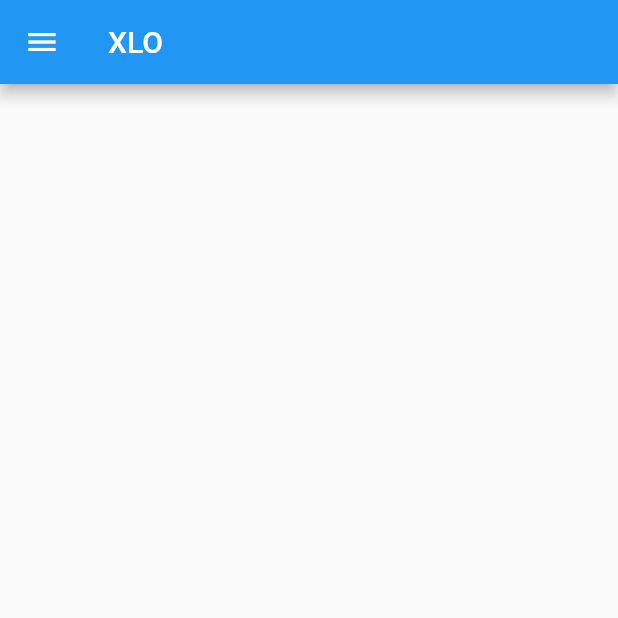
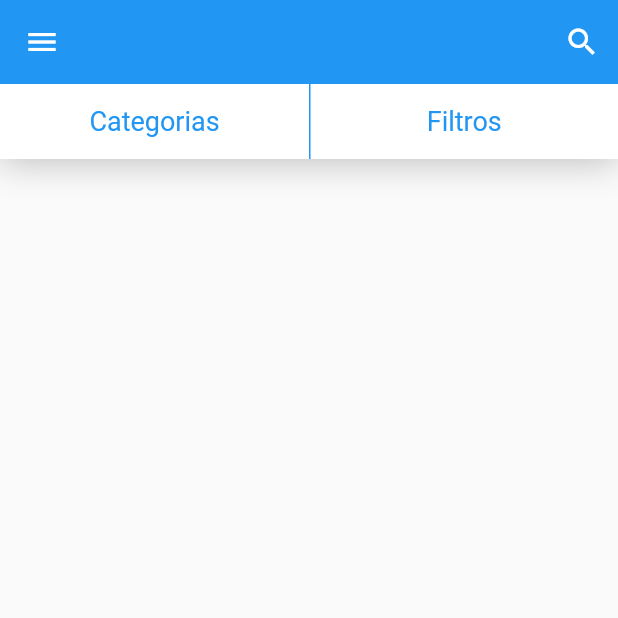
Before and after one commit to souzaleandror/xlo, a Flutter app: the screen it shows after launch, on a phone screen of 412 x 824 dp, the top half of it. Run offline on Flutter 3.47's test engine with Material 2 defaults, Android fonts, the phone set to English and light mode, and no system bars; our stand-ins replace rxdart.

Commit message:
Update 20%

```diff
--- /dev/null
+++ b/lib/blocs/home_bloc.dart
@@ -0,0 +1,15 @@
+import 'package:rxdart/rxdart.dart';
+
+class HomeBloc {
+  final BehaviorSubject<String> _searchController = BehaviorSubject<String>();
+
+  Stream<String> get outSearch => _searchController.stream;
+
+  void setSearch(String search) {
+    _searchController.add(search);
+  }
+
+  void dispose() {
+    _searchController.close();
+  }
+}
--- a/lib/main.dart
+++ b/lib/main.dart
@@ -2,6 +2,8 @@ import 'package:flutter/material.dart';
 import 'package:provider/provider.dart';
 import 'package:xlo/blocs/drawer_bloc.dart';
 import 'package:xlo/screens/base_screen.dart';
+
+import 'blocs/home_bloc.dart';
 
 void main() => runApp(MyApp());
 
@@ -13,7 +15,11 @@ class MyApp extends StatelessWidget {
         Provider<DrawerBloc>(
           create: (_) => DrawerBloc(),
           dispose: (context, value) => value.dispose(),
-        )
+        ),
+        Provider<HomeBloc>(
+          create: (_) => HomeBloc(),
+          dispose: (context, value) => value.dispose(),
+        ),
       ],
       child: MaterialApp(
         title: 'XLO',
--- a/lib/screens/base_screen.dart
+++ b/lib/screens/base_screen.dart
@@ -25,10 +25,11 @@ class _BaseScreenState extends State<BaseScreen> {
     if (_drawerBloc != drawerBloc) {
       _drawerBloc = drawerBloc;
 
-
       _drawerSubscription?.cancel();
       _drawerSubscription = _drawerBloc.outPage.listen((page) {
-        _pageController.jumpToPage(page);
+        try {
+          _pageController.jumpToPage(page);
+        } catch (e) {}
       });
     }
   }
@@ -38,7 +39,6 @@ class _BaseScreenState extends State<BaseScreen> {
     // TODO: implement dispose
     _drawerSubscription.cancel();
     super.dispose();
-
   }
 
   @override
@@ -47,6 +47,7 @@ class _BaseScreenState extends State<BaseScreen> {
 
     return Scaffold(
       body: PageView(
+        controller: _pageController,
         physics: const NeverScrollableScrollPhysics(),
         children: <Widget>[
           HomeScreen(),
--- a/lib/screens/home/home_screen.dart
+++ b/lib/screens/home/home_screen.dart
@@ -1,5 +1,9 @@
 import 'package:flutter/material.dart';
+import 'package:provider/provider.dart';
+import 'package:xlo/blocs/home_bloc.dart';
 import 'package:xlo/common/custom_drawer/custom_drawer.dart';
+import 'package:xlo/screens/home/widgets/search_dialog.dart';
+import 'package:xlo/screens/home/widgets/top_bar.dart';
 
 class HomeScreen extends StatefulWidget {
   @override
@@ -7,13 +11,81 @@ class HomeScreen extends StatefulWidget {
 }
 
 class _HomeScreenState extends State<HomeScreen> {
+  HomeBloc _homeBloc;
+
+  @override
+  void didChangeDependencies() {
+    super.didChangeDependencies();
+
+    final HomeBloc homeBloc = Provider.of<HomeBloc>(context);
+    if (homeBloc != _homeBloc) _homeBloc = homeBloc;
+  }
+
   @override
   Widget build(BuildContext context) {
+    _openSearch(String currentSearch) async {
+      final String search = await showDialog(
+          context: context,
+          builder: (context) => SearchDialog(currentSearch: currentSearch));
+      if (search != null) {
+        _homeBloc.setSearch(search);
+      }
+    }
+
     return Scaffold(
       appBar: AppBar(
-        title: Text("XLO"),
+        elevation: 0,
+        title: StreamBuilder<String>(
+          stream: _homeBloc.outSearch,
+          initialData: "",
+          builder: (context, snapshot) {
+            if (snapshot.data.isEmpty) {
+              return Container();
+            } else {
+              return GestureDetector(
+                onTap: () => _openSearch(snapshot.data),
+                child: LayoutBuilder(
+                  builder: (context, constraints) {
+                    return Container(
+                      child: Text(snapshot.data),
+                      width: constraints.biggest.width,
+                    );
+                  },
+                ),
+              );
+            }
+          },
+        ),
+        actions: <Widget>[
+          StreamBuilder<String>(
+            stream: _homeBloc.outSearch,
+            initialData: "",
+            builder: (context, snapshot) {
+              if (snapshot.data.isEmpty) {
+                return IconButton(
+                  icon: Icon(Icons.search),
+                  onPressed: () {
+                    _openSearch("");
+                  },
+                );
+              } else {
+                return IconButton(
+                  icon: Icon(Icons.close),
+                  onPressed: () {
+                    _homeBloc.setSearch('');
+                  },
+                );
+              }
+            },
+          )
+        ],
       ),
       drawer: CustomDrawer(),
+      body: Column(
+        children: <Widget>[
+          TopBar(),
+        ],
+      ),
     );
   }
 }
--- /dev/null
+++ b/lib/screens/home/widgets/bar_button.dart
@@ -0,0 +1,33 @@
+import 'package:flutter/material.dart';
+
+class BarButton extends StatelessWidget {
+  final BoxDecoration boxDecoration;
+  final String label;
+  final VoidCallback onPressed;
+
+  const BarButton({this.label, this.boxDecoration, this.onPressed});
+
+  @override
+  Widget build(BuildContext context) {
+    return Expanded(
+      child: GestureDetector(
+        onTap: onPressed,
+        child: Container(
+          height: 50,
+          alignment: Alignment.center,
+          padding: const EdgeInsets.symmetric(horizontal: 16),
+          decoration: boxDecoration,
+          child: Text(
+            label,
+            overflow: TextOverflow.ellipsis,
+            style: TextStyle(
+              color: Colors.blue,
+              fontSize: 18,
+              fontWeight: FontWeight.w400
+            ),
+          ),
+        ),
+      ),
+    );
+  }
+}
--- /dev/null
+++ b/lib/screens/home/widgets/top_bar.dart
@@ -0,0 +1,33 @@
+import 'package:flutter/material.dart';
+import 'package:xlo/screens/filter/filter_screen.dart';
+import 'package:xlo/screens/home/widgets/bar_button.dart';
+
+class TopBar extends StatelessWidget {
+  @override
+  Widget build(BuildContext context) {
+    return Container(
+      decoration: BoxDecoration(boxShadow: [
+        BoxShadow(
+            color: Colors.grey[400], blurRadius: 20.0, offset: Offset(0, 2)),
+      ]),
+      child: Row(
+        children: <Widget>[
+          BarButton(
+            label: "Categorias",
+            boxDecoration: BoxDecoration(color: Colors.white),
+            onPressed: () {},
+          ),
+          BarButton(
+            label: "Filtros",
+            boxDecoration: BoxDecoration(
+                color: Colors.white,
+                border: Border(left: BorderSide(color: Colors.blue))),
+            onPressed: () {
+              Navigator.of(context).push(MaterialPageRoute(builder: (context) => FilterScreen()));
+            },
+          ),
+        ],
+      ),
+    );
+  }
+}
--- a/pubspec.yaml
+++ b/pubspec.yaml
@@ -29,7 +29,7 @@ dependencies:
   intl_translation: ^0.17.7
   rxdart: ^0.23.1
   brasil_fields: ^0.0.7+2
-  image_picker: ^0.6.2+3
+  image_picker: 0.6.2
   cached_network_image: ^2.0.0-rc
   parse_server_sdk: ^1.0.24
   geolocator: ^5.1.5
```
Also changed, not shown: lib/screens/filter/filter_screen.dart (added, +36 -0 lines), lib/screens/filter/widgets/section_title.dart (added, +19 -0 lines), lib/screens/home/widgets/search_dialog.dart (added, +60 -0 lines), 2 other files.
